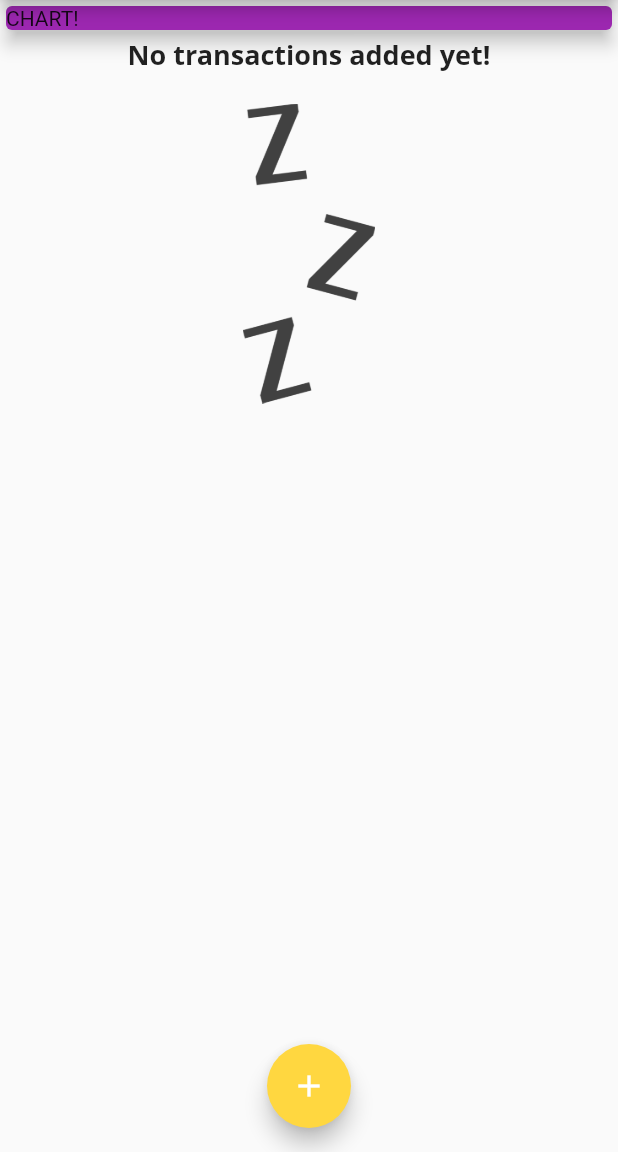
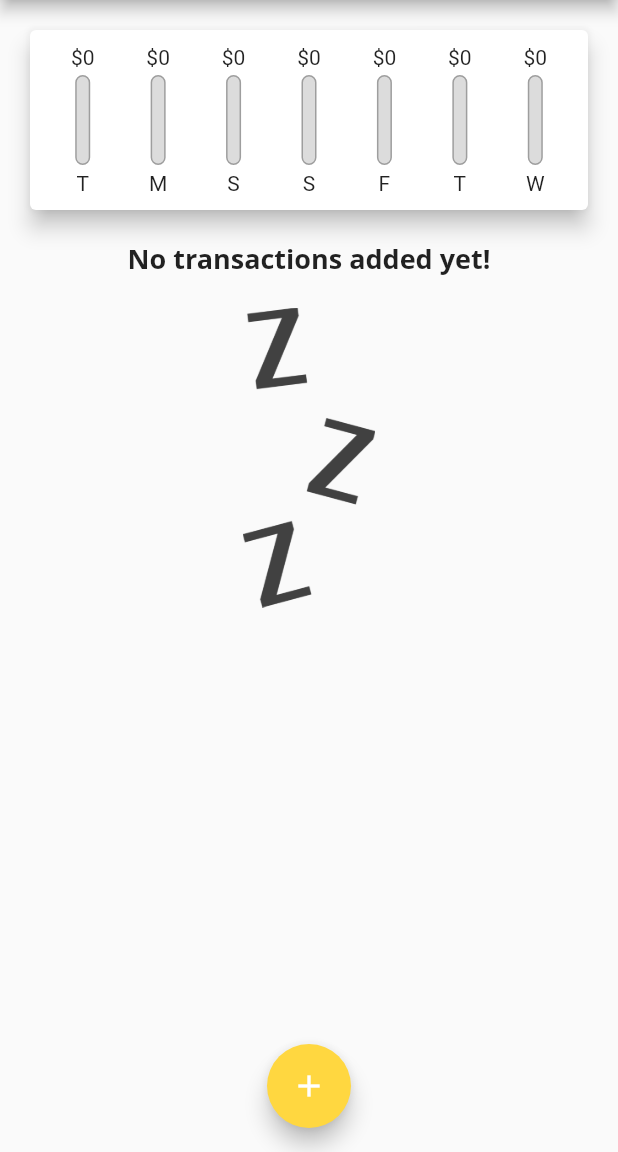
Before and after one commit to justcier/personal_expenses_app, a Flutter app: the screen it shows after launch, on a phone screen of 412 x 824 dp, the part 84-1236 px from its top. Run offline on Flutter 3.47's test engine with Material 2 defaults, Android fonts, the phone set to English and light mode, and no system bars; Roboto replaces fonts that are missing (Open Sans).

Commit message:
Created chart section.

```diff
--- a/lib/main.dart
+++ b/lib/main.dart
@@ -1,6 +1,8 @@
 import 'package:flutter/material.dart';
+import 'package:personal_expenses_app/widgets/chart.dart';
 import 'package:personal_expenses_app/widgets/transaction_list.dart';
 
+import './widgets/chart.dart';
 import './widgets/new_transaction.dart';
 import './widgets/transaction_list.dart';
 import '../models/transaction.dart';
@@ -58,6 +60,16 @@ class _MyHomePageState extends State<MyHomePage> {
     // )
   ];
 
+  List<Transaction> get _recentTransactions {
+    return _userTransactions.where((tx) {
+      return tx.date.isAfter(
+        DateTime.now().subtract(
+          const Duration(days: 7),
+        ),
+      );
+    }).toList();
+  }
+
   void _addNewTransaction(String txTitle, double txAmount) {
     final newTx = Transaction(
         id: DateTime.now().toString(),
@@ -100,14 +112,7 @@ class _MyHomePageState extends State<MyHomePage> {
           mainAxisAlignment: MainAxisAlignment.start,
           crossAxisAlignment: CrossAxisAlignment.stretch,
           children: <Widget>[
-            Container(
-              width: double.infinity,
-              child: Card(
-                elevation: 5,
-                color: Theme.of(context).primaryColor,
-                child: Text('CHART!'),
-              ),
-            ),
+            Chart(_recentTransactions),
             TransactionList(_userTransactions),
           ],
         ),
--- /dev/null
+++ b/lib/widgets/chart.dart
@@ -0,0 +1,64 @@
+import 'package:flutter/material.dart';
+import 'package:intl/intl.dart';
+import 'package:personal_expenses_app/widgets/chart_bar.dart';
+
+import './chart_bar.dart';
+import '../models/transaction.dart';
+
+class Chart extends StatelessWidget {
+  final List<Transaction> recentTransactions;
+
+  const Chart(this.recentTransactions, {Key? key}) : super(key: key);
+
+  List<Map<String, Object>> get groupedTransactionsValues {
+    return List.generate(7, (index) {
+      final weekDay = DateTime.now().subtract(
+        Duration(days: index),
+      );
+      double totalSum = 0.0;
+
+      for (int i = 0; i < recentTransactions.length; i++) {
+        if (recentTransactions[i].date.day == weekDay.day &&
+            recentTransactions[i].date.month == weekDay.month &&
+            recentTransactions[i].date.year == weekDay.year) {
+          totalSum += recentTransactions[i].amount;
+        }
+      }
+      return {
+        'day': DateFormat.E().format(weekDay).substring(0, 1),
+        'amount': totalSum,
+      };
+    });
+  }
+
+  double get totalSpending {
+    return groupedTransactionsValues.fold(0.0, (sum, item) {
+      return sum + (item['amount'] as double);
+    });
+  }
+
+  @override
+  Widget build(BuildContext context) {
+    return Card(
+      elevation: 6,
+      margin: const EdgeInsets.all(20),
+      child: Container(
+        padding: const EdgeInsets.all(10),
+        child: Row(
+          mainAxisAlignment: MainAxisAlignment.spaceAround,
+          children: groupedTransactionsValues.map((data) {
+            return Flexible(
+              fit: FlexFit.tight,
+              child: ChartBar(
+                  data['day'] as String,
+                  data['amount'] as double,
+                  totalSpending == 0.0
+                      ? 0.0
+                      : (data['amount'] as double) / totalSpending),
+            );
+          }).toList(),
+        ),
+      ),
+    );
+  }
+}
--- /dev/null
+++ b/lib/widgets/chart_bar.dart
@@ -0,0 +1,53 @@
+import 'package:flutter/material.dart';
+
+class ChartBar extends StatelessWidget {
+  final String label;
+  final double spendingAmount;
+  final double spendingPctOfTotal;
+
+  const ChartBar(this.label, this.spendingAmount, this.spendingPctOfTotal,
+      {Key? key})
+      : super(key: key);
+
+  @override
+  Widget build(BuildContext context) {
+    return Column(
+      children: [
+        FittedBox(
+          child: Text('\$${spendingAmount.toStringAsFixed(0)}'),
+        ),
+        const SizedBox(
+          height: 4,
+        ),
+        Container(
+          height: 60,
+          width: 10,
+          child: Stack(
+            children: [
+              Container(
+                decoration: BoxDecoration(
+                  border: Border.all(color: Colors.grey, width: 1.0),
+                  color: const Color.fromRGBO(220, 220, 220, 1),
+                  borderRadius: BorderRadius.circular(10),
+                ),
+              ),
+              FractionallySizedBox(
+                heightFactor: spendingPctOfTotal,
+                child: Container(
+                  decoration: BoxDecoration(
+                    color: Theme.of(context).primaryColor,
+                    borderRadius: BorderRadius.circular(10),
+                  ),
+                ),
+              ),
+            ],
+          ),
+        ),
+        const SizedBox(
+          height: 4,
+        ),
+        Text(label),
+      ],
+    );
+  }
+}
```
Also changed, not shown: lib/widgets/transaction_list.dart (+7 -33 lines).
